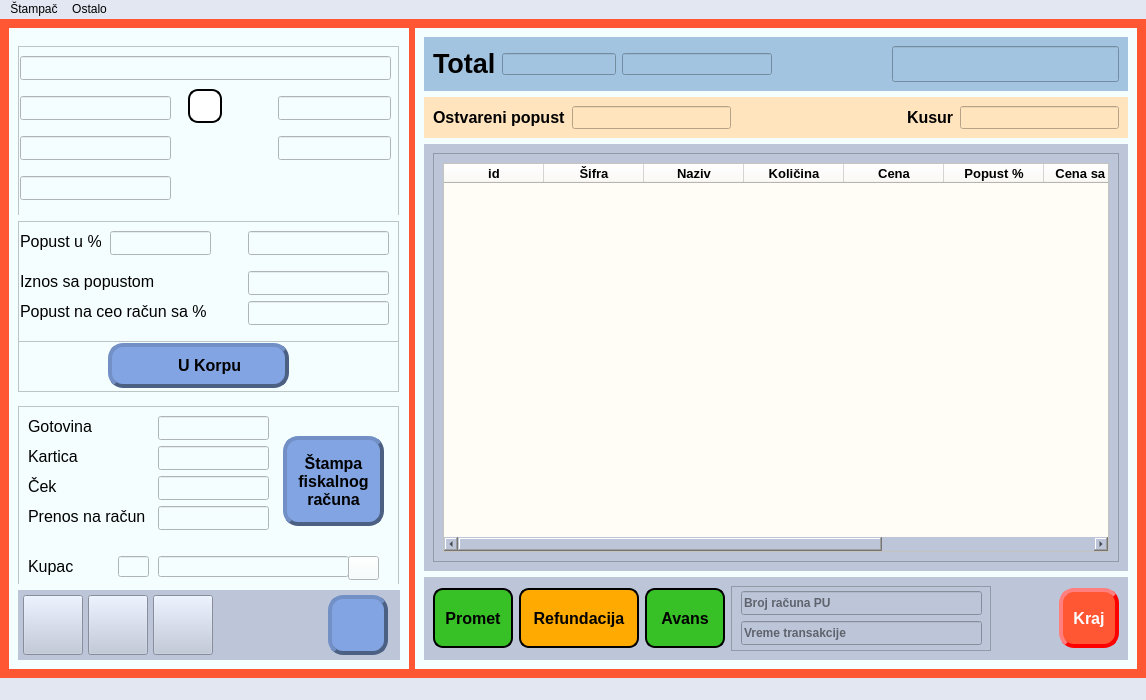
This is ui/main_window.ui in ljuba17/desktop_pos as Qt 5 draws it before an edit. The edited form follows.
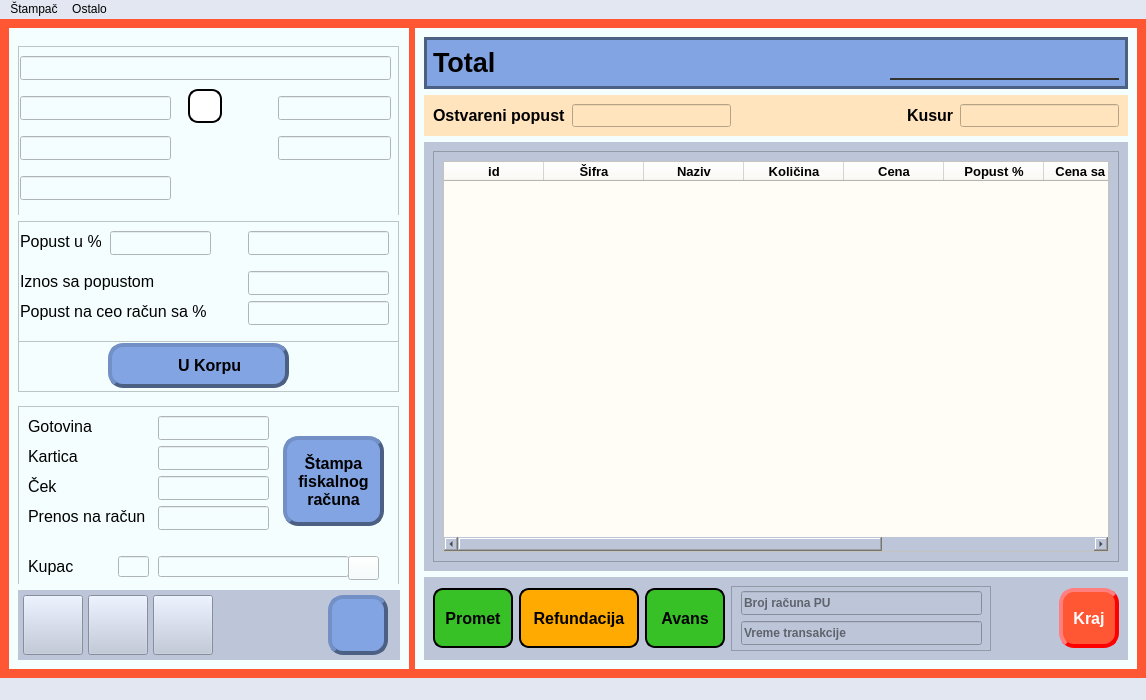
This is the edited form. Icons and pictures are not drawn.

Commit message: style: Izmena stila na glavnom prozoru za sekciju total

Diff of the .ui file:
```diff
--- a/ui/main_window.ui
+++ b/ui/main_window.ui
@@ -1141,8 +1141,10 @@
           </size>
          </property>
          <property name="styleSheet">
-          <string notr="true">
-background-color: #a2c4e0;</string>
+          <string notr="true">background-color: #82a4e3;
+border-style:solid;
+border-width:3px;
+border-color:#4c6084;</string>
          </property>
          <layout class="QHBoxLayout" name="horizontalLayout_3">
           <item>
@@ -1159,6 +1161,9 @@
               <bold>true</bold>
              </font>
             </property>
+            <property name="styleSheet">
+             <string notr="true">border-style:none;</string>
+            </property>
             <property name="text">
              <string>Total</string>
             </property>
@@ -1180,6 +1185,9 @@
               <pointsize>7</pointsize>
              </font>
             </property>
+            <property name="styleSheet">
+             <string notr="true">border-style:none;</string>
+            </property>
            </widget>
           </item>
           <item>
@@ -1198,6 +1206,9 @@
               <pointsize>7</pointsize>
              </font>
             </property>
+            <property name="styleSheet">
+             <string notr="true">border-style:none;</string>
+            </property>
            </widget>
           </item>
           <item>
@@ -1233,6 +1244,10 @@
             <property name="statusTip">
              <string>Ukupan iznos računa za plaćanje</string>
             </property>
+            <property name="styleSheet">
+             <string notr="true">border: 2px solid rgba(0, 0, 0, 0);
+    border-bottom: 2px solid #333;</string>
+            </property>
             <property name="readOnly">
              <bool>true</bool>
             </property>
```
Left out of the diff: 36 changed lines with no effect on the pictures. The commit also changes 2 other files.
